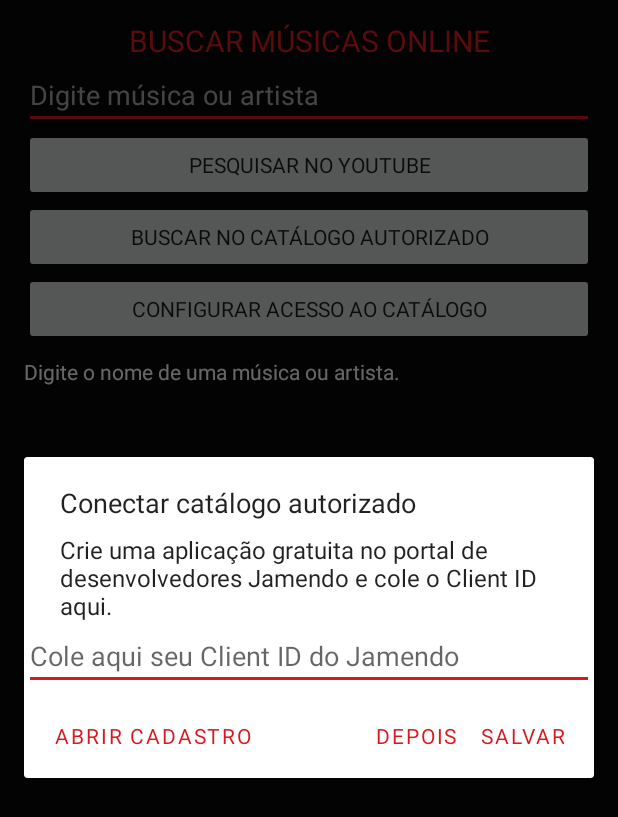
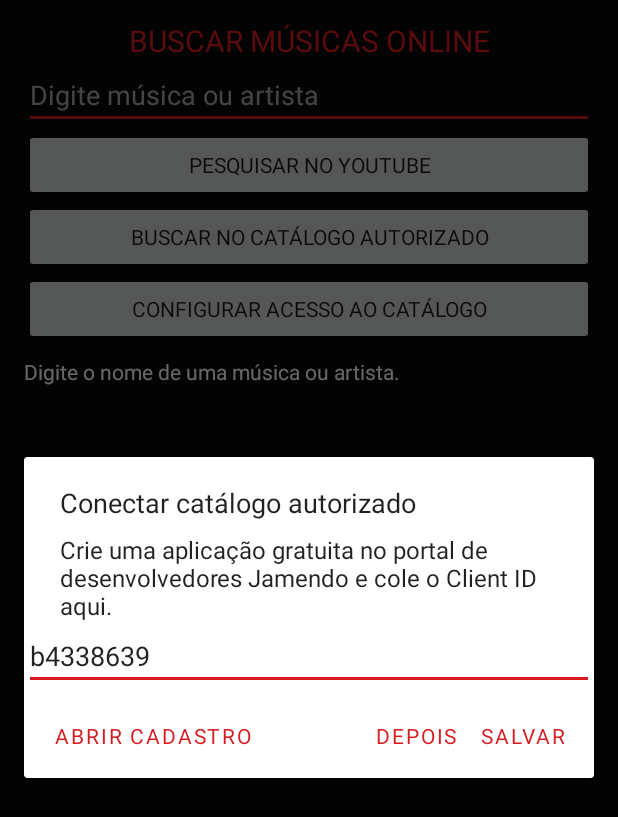
Before and after one commit to Reichevette76/M-sicas-, an Android app: the OnlineSearchActivity screen opened directly, with no data from a screen before it, after a tap on "CONFIGURAR ACESSO AO CATÁLOGO", on a phone screen of 412 x 824 dp. Shown: the top 817 px of the screen. Run offline under Robolectric (Android 15) with nearby library versions, the phone set to English and light mode, and no system bars; 2 other taps on this screen came first.

Commit message:
Configure Jamendo catalog Client ID

```diff
--- a/app/src/main/java/br/com/reimusicplayer/OnlineSearchActivity.kt
+++ b/app/src/main/java/br/com/reimusicplayer/OnlineSearchActivity.kt
@@ -20,6 +20,7 @@ class OnlineSearchActivity : AppCompatActivity() {
     private lateinit var results: LinearLayout
     private lateinit var status: TextView
     private val prefs by lazy { getSharedPreferences("online_music", MODE_PRIVATE) }
+    private val defaultJamendoClientId = "b4338639"
 
     override fun onCreate(savedInstanceState: Bundle?) {
         super.onCreate(savedInstanceState)
@@ -74,7 +75,10 @@ class OnlineSearchActivity : AppCompatActivity() {
         scroll.addView(results)
         root.addView(scroll, LinearLayout.LayoutParams(-1, 0, 1f))
         setContentView(root)
-        if (prefs.getString("jamendo_client_id", null).isNullOrBlank()) askClientId()
+        if (prefs.getString("jamendo_client_id", null).isNullOrBlank()) {
+            prefs.edit().putString("jamendo_client_id", defaultJamendoClientId).apply()
+            status.text = "Catálogo autorizado conectado. Digite uma música ou artista para pesquisar."
+        }
     }
 
     private fun askClientId() {
@@ -103,7 +107,7 @@ class OnlineSearchActivity : AppCompatActivity() {
 
     private fun searchJamendo() {
         val term = query.text.toString().trim()
-        val clientId = prefs.getString("jamendo_client_id", null)
+        val clientId = prefs.getString("jamendo_client_id", defaultJamendoClientId)
         if (term.isEmpty()) { status.text = "Digite o nome de uma música ou artista."; return }
         if (clientId.isNullOrBlank()) { askClientId(); return }
         status.text = "Pesquisando no catálogo..."
```
